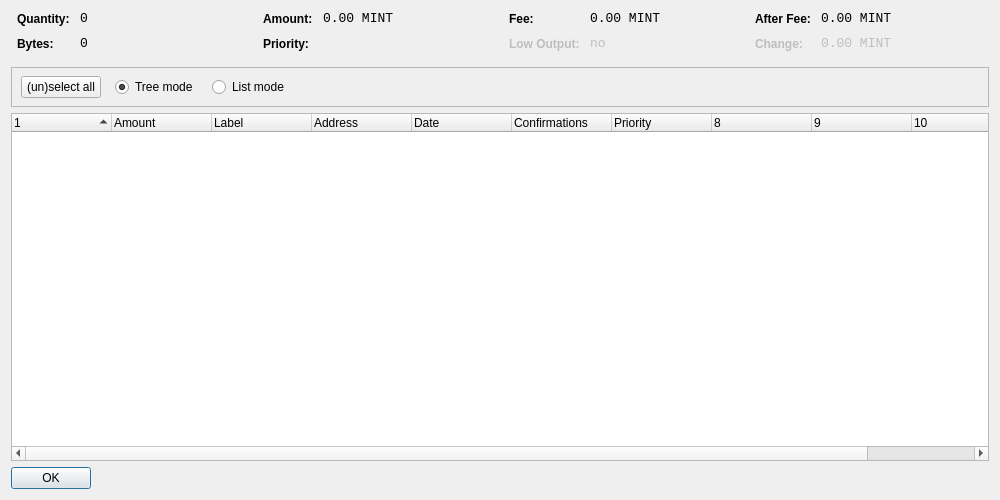
Above: src/qt/forms/coincontroldialog.ui from MintcoinCommunity/Mintcoin-Desktop-Wallet before the change. Below: the same form after it.
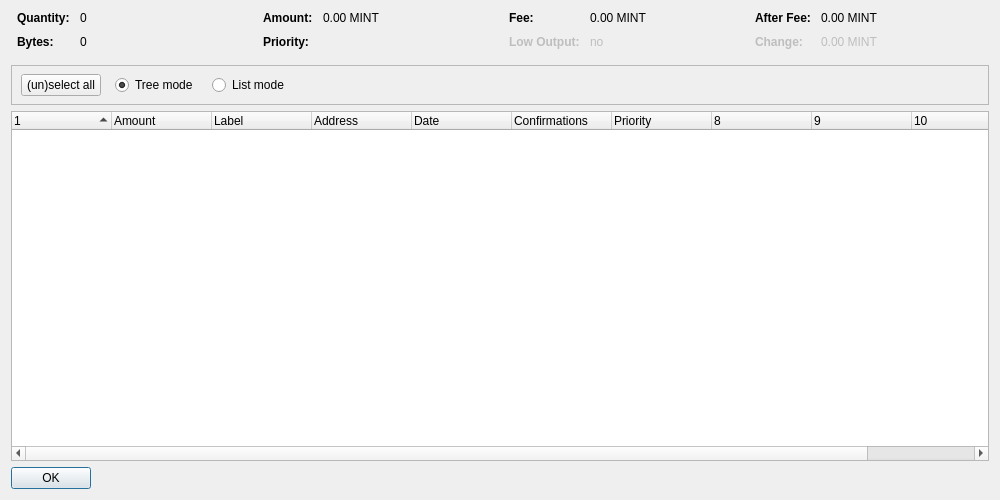
That is the form after the change. Custom widgets are drawn as their Qt base class.

```diff
--- a/src/qt/forms/coincontroldialog.ui
+++ b/src/qt/forms/coincontroldialog.ui
@@ -48,12 +48,6 @@
        </item>
        <item row="0" column="1">
         <widget class="QLabel" name="labelCoinControlQuantity">
-         <property name="font">
-          <font>
-           <family>Monospace</family>
-           <pointsize>10</pointsize>
-          </font>
-         </property>
          <property name="cursor">
           <cursorShape>IBeamCursor</cursorShape>
          </property>
@@ -80,12 +74,6 @@
        </item>
        <item row="1" column="1">
         <widget class="QLabel" name="labelCoinControlBytes">
-         <property name="font">
-          <font>
-           <family>Monospace</family>
-           <pointsize>10</pointsize>
-          </font>
-         </property>
          <property name="cursor">
           <cursorShape>IBeamCursor</cursorShape>
          </property>
@@ -128,12 +116,6 @@
        </item>
        <item row="0" column="1">
         <widget class="QLabel" name="labelCoinControlAmount">
-         <property name="font">
-          <font>
-           <family>Monospace</family>
-           <pointsize>10</pointsize>
-          </font>
-         </property>
          <property name="cursor">
           <cursorShape>IBeamCursor</cursorShape>
          </property>
@@ -160,21 +142,12 @@
        </item>
        <item row="1" column="1">
         <widget class="QLabel" name="labelCoinControlPriority">
-         <property name="font">
-          <font>
-           <family>Monospace</family>
-           <pointsize>10</pointsize>
-          </font>
-         </property>
          <property name="cursor">
           <cursorShape>IBeamCursor</cursorShape>
          </property>
          <property name="contextMenuPolicy">
           <enum>Qt::ActionsContextMenu</enum>
          </property>
-         <property name="text">
-          <string/>
-         </property>
          <property name="textInteractionFlags">
           <set>Qt::LinksAccessibleByMouse|Qt::TextSelectableByKeyboard|Qt::TextSelectableByMouse</set>
          </property>
@@ -208,12 +181,6 @@
        </item>
        <item row="0" column="1">
         <widget class="QLabel" name="labelCoinControlFee">
-         <property name="font">
-          <font>
-           <family>Monospace</family>
-           <pointsize>10</pointsize>
-          </font>
-         </property>
          <property name="cursor">
           <cursorShape>IBeamCursor</cursorShape>
          </property>
@@ -246,12 +213,6 @@
          <property name="enabled">
           <bool>false</bool>
          </property>
-         <property name="font">
-          <font>
-           <family>Monospace</family>
-           <pointsize>10</pointsize>
-          </font>
-         </property>
          <property name="cursor">
           <cursorShape>IBeamCursor</cursorShape>
          </property>
@@ -294,12 +255,6 @@
        </item>
        <item row="0" column="1">
         <widget class="QLabel" name="labelCoinControlAfterFee">
-         <property name="font">
-          <font>
-           <family>Monospace</family>
-           <pointsize>10</pointsize>
-          </font>
-         </property>
          <property name="cursor">
           <cursorShape>IBeamCursor</cursorShape>
          </property>
@@ -332,12 +287,6 @@
          <property name="enabled">
           <bool>false</bool>
          </property>
-         <property name="font">
-          <font>
-           <family>Monospace</family>
-           <pointsize>10</pointsize>
-          </font>
-         </property>
          <property name="cursor">
           <cursorShape>IBeamCursor</cursorShape>
          </property>
```
Left out of the diff: 2 changed lines with no effect on the pictures.
